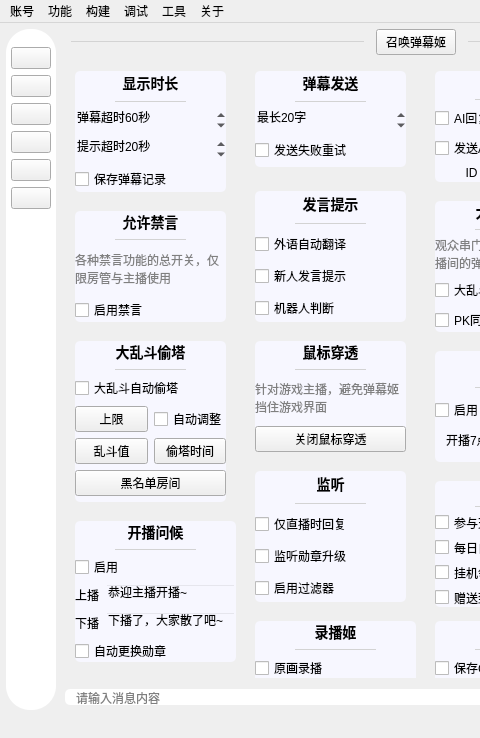
First picture: the form in mainwindow/mainwindow.ui, repository iwxyi/Bilibili-MagicalDanmaku, before the edit; both pictures show x 0 to 480 and y 0 to 738 of the 781 by 738 pixel window.
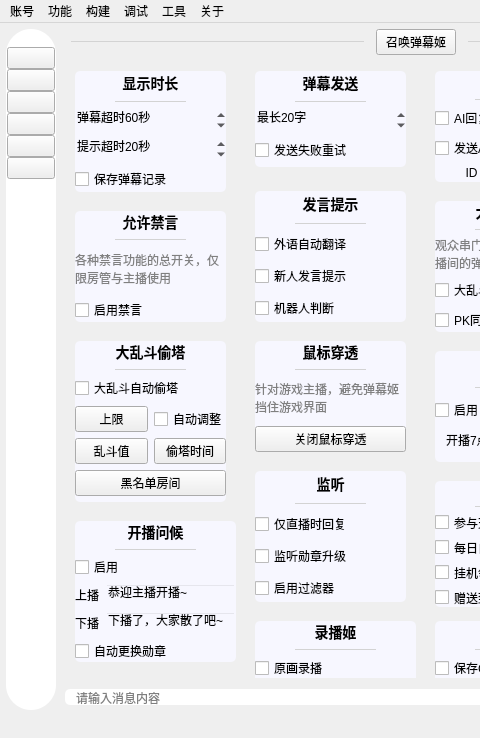
Second picture: the form after the edit. The open tabs and pages were chosen to show the change. Icons and pictures are not drawn. Custom widgets are drawn as their Qt base class.

Commit message: 新增数据自动备份；优化侧边栏为缩放按钮

Patch:
```diff
--- a/mainwindow/mainwindow.ui
+++ b/mainwindow/mainwindow.ui
@@ -47,29 +47,32 @@
      <widget class="QWidget" name="sideBarWidget" native="true">
       <property name="minimumSize">
        <size>
-        <width>48</width>
+        <width>50</width>
         <height>0</height>
        </size>
       </property>
+      <property name="layoutDirection">
+       <enum>Qt::RightToLeft</enum>
+      </property>
       <property name="styleSheet">
        <string notr="true">#sideBarWidget
 {
 	background: white;
-	border-radius: 24px;
+	border-radius: 25px;
 }</string>
       </property>
       <layout class="QVBoxLayout" name="verticalLayout_28">
        <property name="spacing">
-        <number>6</number>
+        <number>0</number>
        </property>
        <property name="leftMargin">
-        <number>5</number>
+        <number>1</number>
        </property>
        <property name="topMargin">
         <number>18</number>
        </property>
        <property name="rightMargin">
-        <number>5</number>
+        <number>1</number>
        </property>
        <property name="bottomMargin">
         <number>18</number>
@@ -7264,6 +7267,11 @@
    <extends>QLabel</extends>
    <header>clickablelabel.h</header>
   </customwidget>
+  <customwidget>
+   <class>WaterZoomButton</class>
+   <extends>QPushButton</extends>
+   <header>waterzoombutton.h</header>
+  </customwidget>
  </customwidgets>
  <resources>
   <include location="../resources/resource.qrc"/>
```
Left out of the diff: 18 changed lines with no effect on the pictures. The commit also changes 3 other files.
